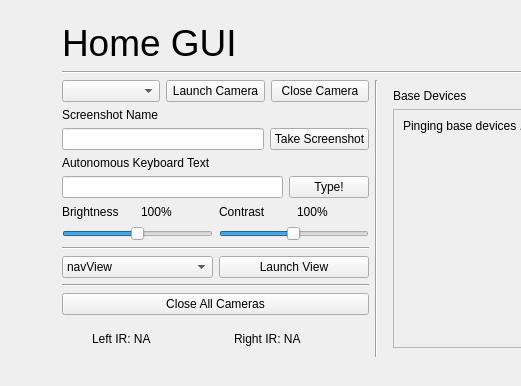
Old version of the form mars_ws/src/home_gui/home_gui.ui in the repository BYUMarsRover/Autonomy-ROS2; both pictures show x 0 to 521 and y 0 to 386 of the 1102 by 386 pixel window.
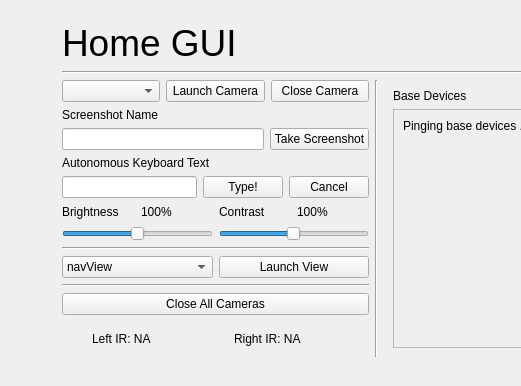
New version of the form.

Commit message: adding a cancel button to the home gui typing (and a confirmation popup)

What changed in the file:
```diff
--- a/mars_ws/src/home_gui/home_gui.ui
+++ b/mars_ws/src/home_gui/home_gui.ui
@@ -132,6 +132,13 @@
                  </property>
                 </widget>
                </item>
+               <item>
+                    <widget class="QPushButton" name="cancelAutonomousKeyboardButton">
+                        <property name="text">
+                        <string>Cancel</string>
+                        </property>
+                    </widget>
+                </item>
               </layout>
              </item>
             </layout>
```
The commit also changes 1 other file.
